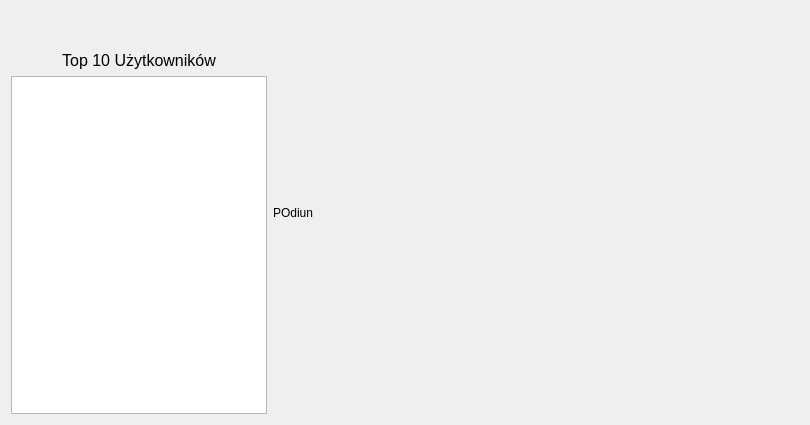
This is Kolokwiarz/gui/rankingwindow.ui in RidicolusL3vel/Kolokwiarz as Qt 5 draws it before an edit. The edited form follows.
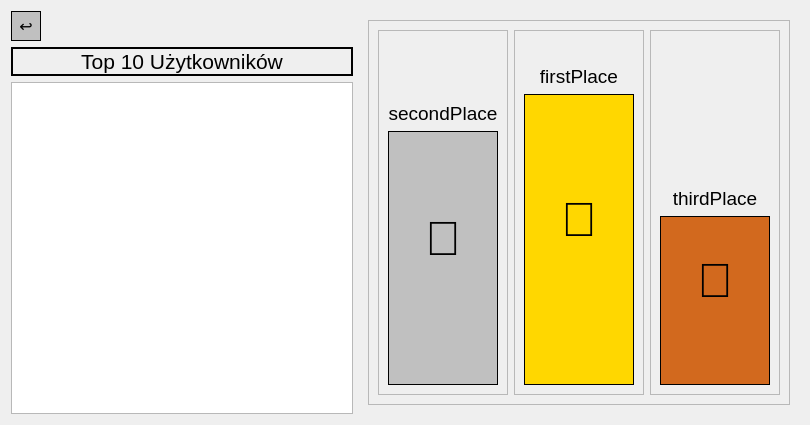
This is the edited form.

Diff of the .ui file:
```diff
--- a/Kolokwiarz/gui/rankingwindow.ui
+++ b/Kolokwiarz/gui/rankingwindow.ui
@@ -19,35 +19,87 @@
   <property name="windowTitle">
    <string>Form</string>
   </property>
+  <property name="styleSheet">
+   <string notr="true"/>
+  </property>
   <layout class="QGridLayout" name="gridLayout">
    <item row="0" column="0">
     <layout class="QHBoxLayout" name="horizontalLayout">
      <item>
       <layout class="QVBoxLayout" name="verticalLayout">
        <item>
-        <spacer name="verticalSpacer">
-         <property name="orientation">
-          <enum>Qt::Orientation::Vertical</enum>
-         </property>
-         <property name="sizeType">
-          <enum>QSizePolicy::Policy::Preferred</enum>
-         </property>
-         <property name="sizeHint" stdset="0">
-          <size>
-           <width>20</width>
-           <height>40</height>
-          </size>
-         </property>
-        </spacer>
+        <layout class="QGridLayout" name="gridLayout_10">
+         <item row="0" column="1">
+          <spacer name="horizontalSpacer">
+           <property name="orientation">
+            <enum>Qt::Orientation::Horizontal</enum>
+           </property>
+           <property name="sizeType">
+            <enum>QSizePolicy::Policy::Expanding</enum>
+           </property>
+           <property name="sizeHint" stdset="0">
+            <size>
+             <width>80</width>
+             <height>20</height>
+            </size>
+           </property>
+          </spacer>
+         </item>
+         <item row="0" column="0">
+          <widget class="QPushButton" name="pushButton">
+           <property name="sizePolicy">
+            <sizepolicy hsizetype="Minimum" vsizetype="Fixed">
+             <horstretch>0</horstretch>
+             <verstretch>0</verstretch>
+            </sizepolicy>
+           </property>
+           <property name="minimumSize">
+            <size>
+             <width>30</width>
+             <height>30</height>
+            </size>
+           </property>
+           <property name="maximumSize">
+            <size>
+             <width>30</width>
+             <height>30</height>
+            </size>
+           </property>
+           <property name="font">
+            <font>
+             <pointsize>12</pointsize>
+            </font>
+           </property>
+           <property name="styleSheet">
+            <string notr="true">background-color: #C0C0C0;
+border: 1px solid black;
+color: black;</string>
+           </property>
+           <property name="text">
+            <string>↩</string>
+           </property>
+          </widget>
+         </item>
+        </layout>
        </item>
        <item>
         <widget class="QLabel" name="top10Label">
+         <property name="sizePolicy">
+          <sizepolicy hsizetype="MinimumExpanding" vsizetype="Preferred">
+           <horstretch>0</horstretch>
+           <verstretch>0</verstretch>
+          </sizepolicy>
+         </property>
          <property name="font">
           <font>
            <family>Arial</family>
-           <pointsize>12</pointsize>
+           <pointsize>16</pointsize>
           </font>
          </property>
+         <property name="styleSheet">
+          <string notr="true">color: black;
+border: 2px solid black;</string>
+         </property>
          <property name="text">
           <string>Top 10 Użytkowników</string>
          </property>
@@ -62,26 +114,394 @@
        <item>
         <widget class="QTableWidget" name="rankingTable">
          <property name="sizePolicy">
-          <sizepolicy hsizetype="Expanding" vsizetype="Expanding">
+          <sizepolicy hsizetype="MinimumExpanding" vsizetype="MinimumExpanding">
            <horstretch>2</horstretch>
            <verstretch>0</verstretch>
           </sizepolicy>
          </property>
+         <property name="styleSheet">
+          <string notr="true"/>
+         </property>
         </widget>
        </item>
       </layout>
      </item>
      <item>
-      <widget class="QLabel" name="podiumImg">
+      <widget class="QWidget" name="podiumWidget" native="true">
        <property name="sizePolicy">
-        <sizepolicy hsizetype="Expanding" vsizetype="Preferred">
-         <horstretch>1</horstretch>
+        <sizepolicy hsizetype="Preferred" vsizetype="Preferred">
+         <horstretch>0</horstretch>
          <verstretch>0</verstretch>
         </sizepolicy>
        </property>
-       <property name="text">
-        <string>POdiun</string>
+       <property name="minimumSize">
+        <size>
+         <width>300</width>
+         <height>300</height>
+        </size>
        </property>
+       <layout class="QGridLayout" name="gridLayout_2">
+        <item row="0" column="0">
+         <layout class="QVBoxLayout" name="verticalLayout_3">
+          <item>
+           <widget class="QFrame" name="podiumFrame">
+            <property name="frameShape">
+             <enum>QFrame::Shape::StyledPanel</enum>
+            </property>
+            <property name="frameShadow">
+             <enum>QFrame::Shadow::Raised</enum>
+            </property>
+            <layout class="QGridLayout" name="gridLayout_3">
+             <item row="0" column="0">
+              <layout class="QHBoxLayout" name="horizontalLayout_2">
+               <item>
+                <widget class="QFrame" name="frameSecond">
+                 <property name="frameShape">
+                  <enum>QFrame::Shape::StyledPanel</enum>
+                 </property>
+                 <property name="frameShadow">
+                  <enum>QFrame::Shadow::Raised</enum>
+                 </property>
+                 <layout class="QGridLayout" name="gridLayout_4">
+                  <item row="0" column="0">
+                   <layout class="QVBoxLayout" name="verticalLayout_4">
+                    <item>
+                     <widget class="QLabel" name="secondPlace">
+                      <property name="sizePolicy">
+                       <sizepolicy hsizetype="Preferred" vsizetype="Preferred">
+                        <horstretch>0</horstretch>
+                        <verstretch>1</verstretch>
+                       </sizepolicy>
+                      </property>
+                      <property name="font">
+                       <font>
+                        <family>Arial</family>
+                        <pointsize>14</pointsize>
+                       </font>
+                      </property>
+                      <property name="styleSheet">
+                       <string notr="true">color: black;</string>
+                      </property>
+                      <property name="text">
+                       <string>secondPlace</string>
+                      </property>
+                      <property name="alignment">
+                       <set>Qt::AlignmentFlag::AlignBottom|Qt::AlignmentFlag::AlignHCenter</set>
+                      </property>
+                      <property name="wordWrap">
+                       <bool>true</bool>
+                      </property>
+                     </widget>
+                    </item>
+                    <item>
+                     <widget class="QFrame" name="silverFrame">
+                      <property name="sizePolicy">
+                       <sizepolicy hsizetype="MinimumExpanding" vsizetype="Preferred">
+                        <horstretch>1</horstretch>
+                        <verstretch>3</verstretch>
+                       </sizepolicy>
+                      </property>
+                      <property name="minimumSize">
+                       <size>
+                        <width>110</width>
+                        <height>200</height>
+                       </size>
+                      </property>
+                      <property name="styleSheet">
+                       <string notr="true">background-color: #c0c0c0;
+border: 1px solid black;</string>
+                      </property>
+                      <property name="frameShape">
+                       <enum>QFrame::Shape::StyledPanel</enum>
+                      </property>
+                      <property name="frameShadow">
+                       <enum>QFrame::Shadow::Raised</enum>
+                      </property>
+                      <layout class="QGridLayout" name="gridLayout_7">
+                       <item row="0" column="0">
+                        <layout class="QVBoxLayout" name="verticalLayout_2">
+                         <item>
+                          <widget class="QLabel" name="secondPlaceIcon">
+                           <property name="font">
+                            <font>
+                             <pointsize>36</pointsize>
+                            </font>
+                           </property>
+                           <property name="styleSheet">
+                            <string notr="true">border: none;
+background: transparent;</string>
+                           </property>
+                           <property name="text">
+                            <string>🥈</string>
+                           </property>
+                           <property name="scaledContents">
+                            <bool>true</bool>
+                           </property>
+                           <property name="alignment">
+                            <set>Qt::AlignmentFlag::AlignCenter</set>
+                           </property>
+                           <property name="wordWrap">
+                            <bool>true</bool>
+                           </property>
+                          </widget>
+                         </item>
+                         <item>
+                          <spacer name="verticalSpacer_2">
+                           <property name="orientation">
+                            <enum>Qt::Orientation::Vertical</enum>
+                           </property>
+                           <property name="sizeType">
+                            <enum>QSizePolicy::Policy::Preferred</enum>
+                           </property>
+                           <property name="sizeHint" stdset="0">
+                            <size>
+                             <width>20</width>
+                             <height>40</height>
+                            </size>
+                           </property>
+                          </spacer>
+                         </item>
+                        </layout>
+                       </item>
+                      </layout>
+                     </widget>
+                    </item>
+                   </layout>
+                  </item>
+                 </layout>
+                </widget>
+               </item>
+               <item>
+                <widget class="QFrame" name="frameFirst">
+                 <property name="frameShape">
+                  <enum>QFrame::Shape::StyledPanel</enum>
+                 </property>
+                 <property name="frameShadow">
+                  <enum>QFrame::Shadow::Raised</enum>
+                 </property>
+                 <layout class="QGridLayout" name="gridLayout_5">
+                  <item row="0" column="0">
+                   <layout class="QVBoxLayout" name="verticalLayout_5">
+                    <item>
+                     <widget class="QLabel" name="firstPlace">
+                      <property name="sizePolicy">
+                       <sizepolicy hsizetype="Preferred" vsizetype="Preferred">
+                        <horstretch>0</horstretch>
+                        <verstretch>1</verstretch>
+                       </sizepolicy>
+                      </property>
+                      <property name="font">
+                       <font>
+                        <family>Arial</family>
+                        <pointsize>14</pointsize>
+                       </font>
+                      </property>
+                      <property name="styleSheet">
+                       <string notr="true">color: black;</string>
+                      </property>
+                      <property name="text">
+                       <string>firstPlace</string>
+                      </property>
+                      <property name="alignment">
+                       <set>Qt::AlignmentFlag::AlignBottom|Qt::AlignmentFlag::AlignHCenter</set>
+                      </property>
+                      <property name="wordWrap">
+                       <bool>true</bool>
+                      </property>
+                     </widget>
+                    </item>
+                    <item>
+                     <widget class="QFrame" name="goldFrame">
+                      <property name="sizePolicy">
+                       <sizepolicy hsizetype="MinimumExpanding" vsizetype="Preferred">
+                        <horstretch>2</horstretch>
+                        <verstretch>6</verstretch>
+                       </sizepolicy>
+                      </property>
+                      <property name="minimumSize">
+                       <size>
+                        <width>110</width>
+                        <height>250</height>
+                       </size>
+                      </property>
+                      <property name="styleSheet">
+                       <string notr="true">background-color: #FFD700;
+border: 1px solid black;</string>
+                      </property>
+                      <property name="frameShape">
+                       <enum>QFrame::Shape::StyledPanel</enum>
+                      </property>
+                      <property name="frameShadow">
+                       <enum>QFrame::Shadow::Raised</enum>
+                      </property>
+                      <layout class="QGridLayout" name="gridLayout_8">
+                       <item row="0" column="0">
+                        <layout class="QVBoxLayout" name="verticalLayout_7">
+                         <item>
+                          <widget class="QLabel" name="firstPlaceIcon">
+                           <property name="font">
+                            <font>
+                             <pointsize>36</pointsize>
+                            </font>
+                           </property>
+                           <property name="styleSheet">
+                            <string notr="true">border: none;
+background: transparent;</string>
+                           </property>
+                           <property name="text">
+                            <string>🥇</string>
+                           </property>
+                           <property name="alignment">
+                            <set>Qt::AlignmentFlag::AlignCenter</set>
+                           </property>
+                           <property name="wordWrap">
+                            <bool>true</bool>
+                           </property>
+                          </widget>
+                         </item>
+                         <item>
+                          <spacer name="verticalSpacer_3">
+                           <property name="orientation">
+                            <enum>Qt::Orientation::Vertical</enum>
+                           </property>
+                           <property name="sizeType">
+                            <enum>QSizePolicy::Policy::Preferred</enum>
+                           </property>
+                           <property name="sizeHint" stdset="0">
+                            <size>
+                             <width>20</width>
+                             <height>40</height>
+                            </size>
+                           </property>
+                          </spacer>
+                         </item>
+                        </layout>
+                       </item>
+                      </layout>
+                     </widget>
+                    </item>
+                   </layout>
+                  </item>
+                 </layout>
+                </widget>
+               </item>
+               <item>
+                <widget class="QFrame" name="frameThird">
+                 <property name="frameShape">
+                  <enum>QFrame::Shape::StyledPanel</enum>
+                 </property>
+                 <property name="frameShadow">
+                  <enum>QFrame::Shadow::Raised</enum>
+                 </property>
+                 <layout class="QGridLayout" name="gridLayout_6">
+                  <item row="0" column="0">
+                   <layout class="QVBoxLayout" name="verticalLayout_6">
+                    <item>
+                     <widget class="QLabel" name="thirdPlace">
+                      <property name="font">
+                       <font>
+                        <family>Arial</family>
+                        <pointsize>14</pointsize>
+                       </font>
+                      </property>
+                      <property name="styleSheet">
+                       <string notr="true">color: black;</string>
+                      </property>
+                      <property name="text">
+                       <string>thirdPlace</string>
+                      </property>
+                      <property name="alignment">
+                       <set>Qt::AlignmentFlag::AlignBottom|Qt::AlignmentFlag::AlignHCenter</set>
+                      </property>
+                      <property name="wordWrap">
+                       <bool>true</bool>
+                      </property>
+                     </widget>
+                    </item>
+                    <item>
+                     <widget class="QFrame" name="bronzeFrame">
+                      <property name="sizePolicy">
+                       <sizepolicy hsizetype="MinimumExpanding" vsizetype="Preferred">
+                        <horstretch>2</horstretch>
+                        <verstretch>0</verstretch>
+                       </sizepolicy>
+                      </property>
+                      <property name="minimumSize">
+                       <size>
+                        <width>110</width>
+                        <height>150</height>
+                       </size>
+                      </property>
+                      <property name="styleSheet">
+                       <string notr="true">background-color: #D2691E;
+border: 1px solid black;
+color: black;</string>
+                      </property>
+                      <property name="frameShape">
+                       <enum>QFrame::Shape::StyledPanel</enum>
+                      </property>
+                      <property name="frameShadow">
+                       <enum>QFrame::Shadow::Raised</enum>
+                      </property>
+                      <layout class="QGridLayout" name="gridLayout_9">
+                       <item row="0" column="0">
+                        <layout class="QVBoxLayout" name="verticalLayout_8">
+                         <item>
+                          <widget class="QLabel" name="thirdPlaceIcon">
+                           <property name="font">
+                            <font>
+                             <pointsize>36</pointsize>
+                            </font>
+                           </property>
+                           <property name="styleSheet">
+                            <string notr="true">border: none;
+background: transparent;</string>
+                           </property>
+                           <property name="text">
+                            <string>🥉</string>
+                           </property>
+                           <property name="alignment">
+                            <set>Qt::AlignmentFlag::AlignCenter</set>
+                           </property>
+                           <property name="wordWrap">
+                            <bool>true</bool>
+                           </property>
+                          </widget>
+                         </item>
+                         <item>
+                          <spacer name="verticalSpacer_4">
+                           <property name="orientation">
+                            <enum>Qt::Orientation::Vertical</enum>
+                           </property>
+                           <property name="sizeType">
+                            <enum>QSizePolicy::Policy::Preferred</enum>
+                           </property>
+                           <property name="sizeHint" stdset="0">
+                            <size>
+                             <width>20</width>
+                             <height>40</height>
+                            </size>
+                           </property>
+                          </spacer>
+                         </item>
+                        </layout>
+                       </item>
+                      </layout>
+                     </widget>
+                    </item>
+                   </layout>
+                  </item>
+                 </layout>
+                </widget>
+               </item>
+              </layout>
+             </item>
+            </layout>
+           </widget>
+          </item>
+         </layout>
+        </item>
+       </layout>
       </widget>
      </item>
     </layout>
```
